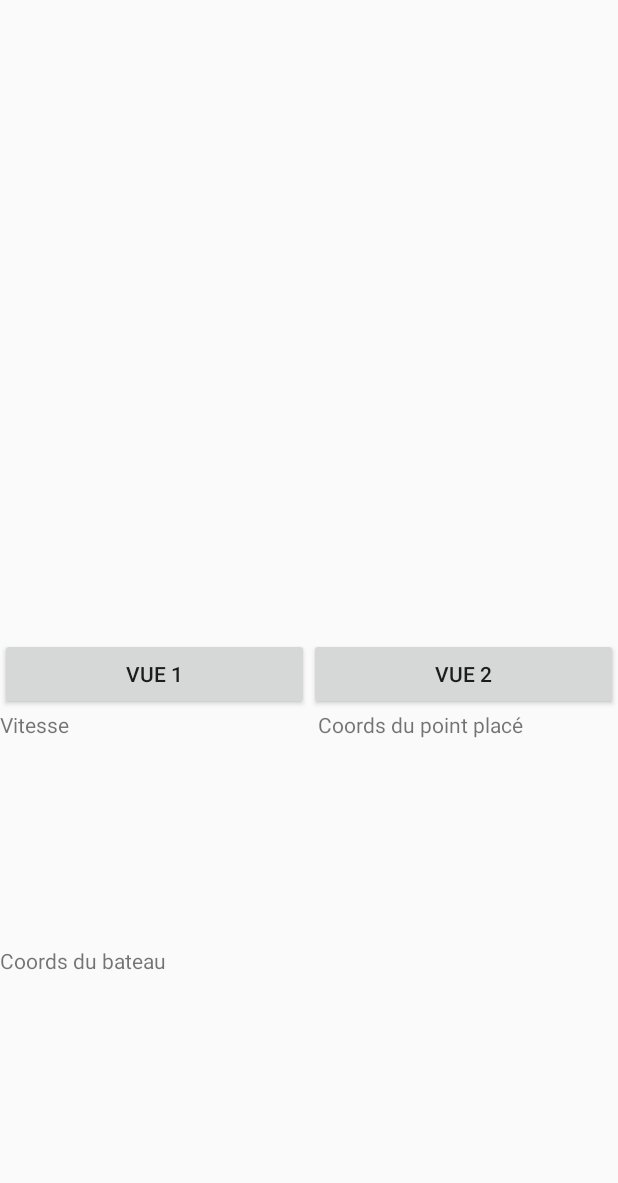
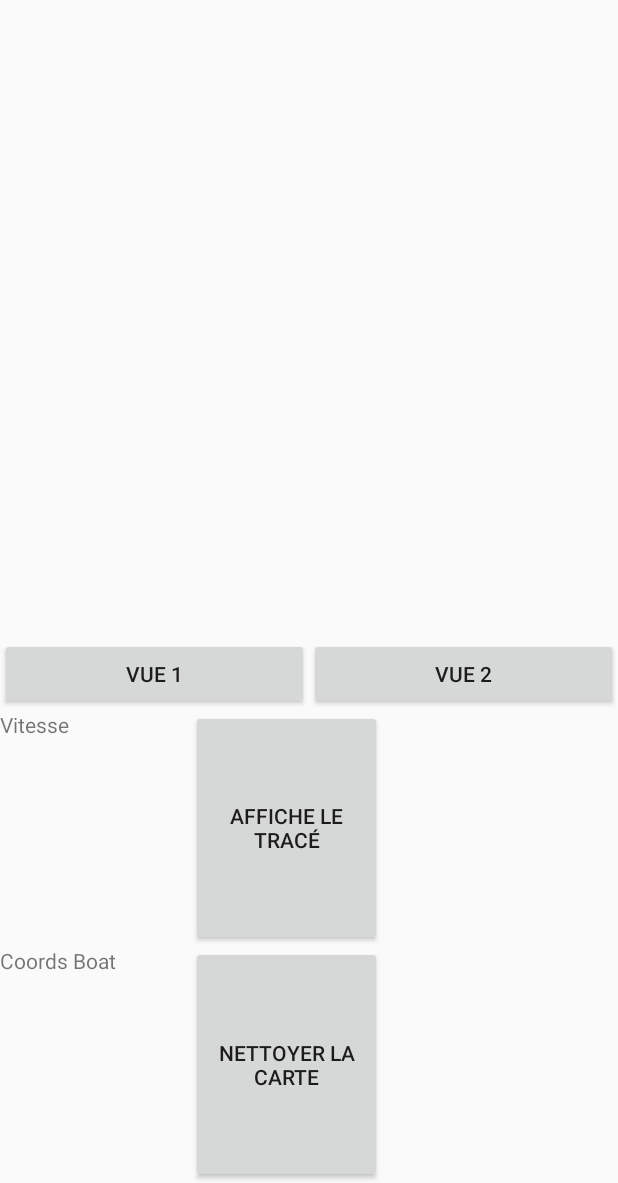
Before and after one commit to justinnth/Projet_Smartphone, an Android app: the Vue3Activity screen opened directly, with no data from a screen before it, on a phone screen of 412 x 824 dp, the part 53-1236 px from its top. Run offline under Robolectric (Android 15) with nearby library versions, the light colour scheme and no system bars.

Commit message:
Ajout de la fonctionnalité des tracés vue 3
La vue 3 permet maintenant de placer des points et de tracer des lignes reliant tout les points, ajout d'un bouton pour nettoyer les marqueurs et tracés.
Le tout stocké dans un ArrayList de point LatLng.

```diff
--- a/android/app/src/main/res/layout/activity_vue3.xml
+++ b/android/app/src/main/res/layout/activity_vue3.xml
@@ -1,5 +1,5 @@
 <?xml version="1.0" encoding="utf-8"?>
-<android.support.constraint.ConstraintLayout
+<RelativeLayout
         xmlns:android="http://schemas.android.com/apk/res/android"
         xmlns:tools="http://schemas.android.com/tools"
         xmlns:app="http://schemas.android.com/apk/res-auto"
@@ -11,8 +11,7 @@
             android:orientation="vertical"
             android:layout_width="match_parent"
             android:layout_height="match_parent"
-            app:layout_constraintTop_toTopOf="parent" app:layout_constraintStart_toStartOf="parent"
-            app:layout_constraintBottom_toBottomOf="parent" app:layout_constraintEnd_toEndOf="parent">
+    >
         <fragment
                 android:id="@+id/mapView3"
                 android:layout_width="match_parent"
@@ -40,21 +39,33 @@
                 android:layout_height="100dp" android:layout_weight="1">
             <LinearLayout
                     android:orientation="vertical"
-                    android:layout_width="149dp"
+                    android:layout_width="20dp"
                     android:layout_height="match_parent" android:layout_weight="1">
                 <TextView
-                        android:text="Vitesse"
                         android:layout_width="match_parent"
-                        android:layout_height="wrap_content" android:id="@+id/textView" android:layout_weight="1"/>
+                        android:layout_height="wrap_content" android:id="@+id/textSpeed" android:layout_weight="1"
+                        android:text="Vitesse"/>
                 <TextView
-                        android:text="Coords du bateau"
                         android:layout_width="match_parent"
-                        android:layout_height="wrap_content" android:id="@+id/textView2" android:layout_weight="1"/>
+                        android:layout_height="wrap_content" android:id="@+id/textCoordsBoat" android:layout_weight="1"
+                        android:text="Coords Boat"/>
+            </LinearLayout>
+            <LinearLayout
+                    android:orientation="vertical"
+                    android:layout_height="match_parent" android:layout_weight="1" android:layout_width="20dp">
+                <Button
+                        android:layout_width="match_parent"
+                        android:layout_height="wrap_content" android:id="@+id/buttonTrace" android:layout_weight="1"
+                        android:text="@string/drawLines"/>
+                <Button
+                        android:text="@string/clear"
+                        android:layout_width="match_parent"
+                        android:layout_height="wrap_content" android:id="@+id/buttonClear" android:layout_weight="1"/>
             </LinearLayout>
             <TextView
-                    android:text="Coords du point placé"
-                    android:layout_width="wrap_content"
-                    android:layout_height="match_parent" android:id="@+id/textView3" android:layout_weight="1"/>
+                    android:layout_width="50dp"
+                    android:layout_height="match_parent" android:id="@+id/textCoordsPoint" android:layout_weight="1"
+            />
         </LinearLayout>
     </LinearLayout>
-</android.support.constraint.ConstraintLayout>
+</RelativeLayout>
--- a/android/app/src/main/res/values/strings.xml
+++ b/android/app/src/main/res/values/strings.xml
@@ -6,4 +6,8 @@
     <string name="toView1">Vue 1</string>
     <string name="toView2">Vue 2</string>
     <string name="toView3">Vue 3</string>
+
+    <!-- VIEW 3 -->
+    <string name="drawLines">Affiche le tracé</string>
+    <string name="clear">Nettoyer la carte</string>
 </resources>
```
Also changed, not shown: android/app/src/main/java/fr/univ_lr/drone_controller/Vue3Activity.java (+59 -15 lines).
